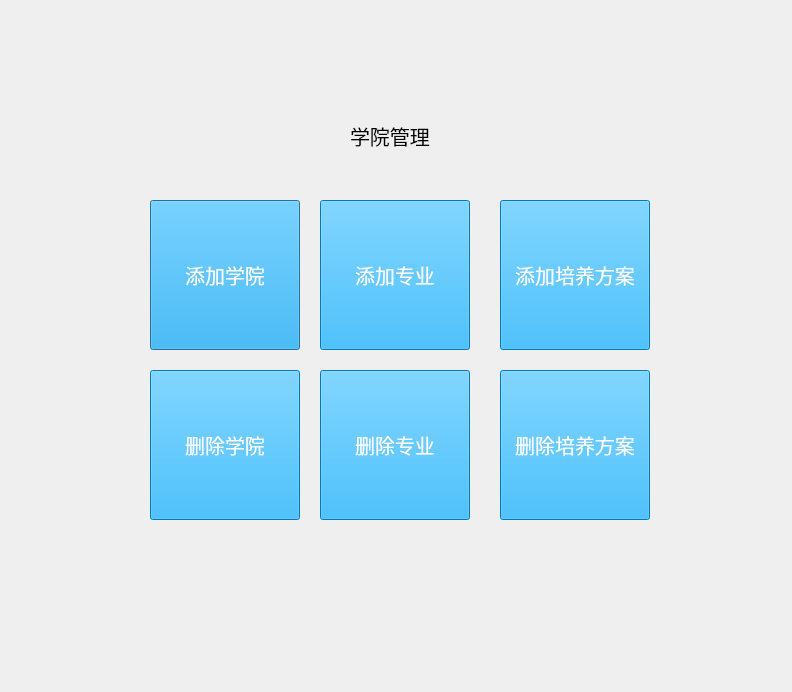
AngXue/stuCour-SelMS, file ui/originalUIFile/adminCollegeManage.ui: the form before one commit.
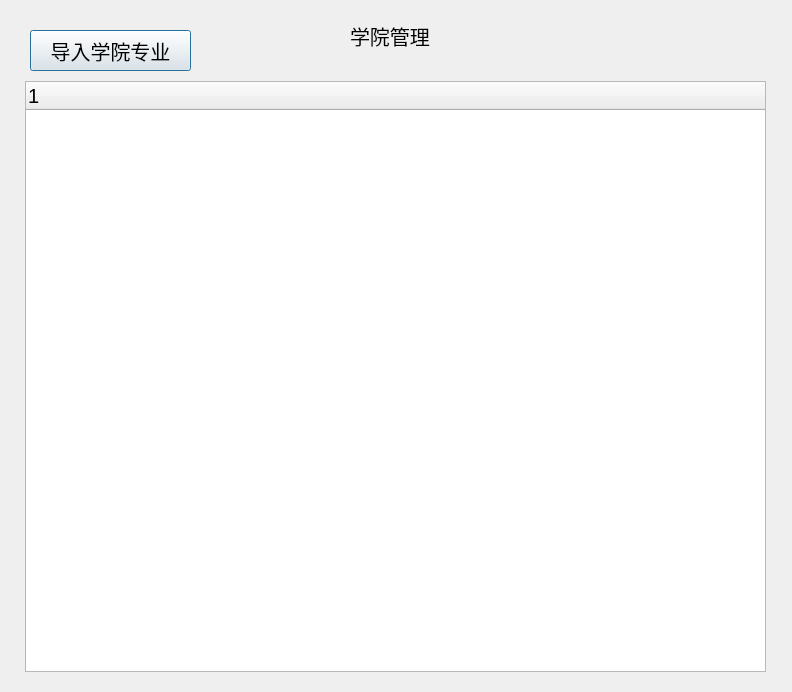
The form after the commit.

Commit message: 完成管理员管理学院信息管理界面

```diff
--- a/ui/originalUIFile/adminCollegeManage.ui
+++ b/ui/originalUIFile/adminCollegeManage.ui
@@ -10,6 +10,18 @@
     <height>692</height>
    </rect>
   </property>
+  <property name="minimumSize">
+   <size>
+    <width>792</width>
+    <height>692</height>
+   </size>
+  </property>
+  <property name="maximumSize">
+   <size>
+    <width>792</width>
+    <height>720</height>
+   </size>
+  </property>
   <property name="font">
    <font>
     <pointsize>15</pointsize>
@@ -18,133 +30,11 @@
   <property name="windowTitle">
    <string>Dialog</string>
   </property>
-  <widget class="QPushButton" name="addCollegeButton">
-   <property name="geometry">
-    <rect>
-     <x>150</x>
-     <y>200</y>
-     <width>150</width>
-     <height>150</height>
-    </rect>
-   </property>
-   <property name="font">
-    <font>
-     <pointsize>15</pointsize>
-    </font>
-   </property>
-   <property name="styleSheet">
-    <string notr="true">background-color: rgb(0, 170, 255);
-color: rgb(255, 255, 255);</string>
-   </property>
-   <property name="text">
-    <string>添加学院</string>
-   </property>
-  </widget>
-  <widget class="QPushButton" name="addMajoyButton">
-   <property name="geometry">
-    <rect>
-     <x>320</x>
-     <y>200</y>
-     <width>150</width>
-     <height>150</height>
-    </rect>
-   </property>
-   <property name="font">
-    <font>
-     <pointsize>15</pointsize>
-    </font>
-   </property>
-   <property name="styleSheet">
-    <string notr="true">background-color: rgb(0, 170, 255);
-color: rgb(255, 255, 255);</string>
-   </property>
-   <property name="text">
-    <string>添加专业</string>
-   </property>
-  </widget>
-  <widget class="QPushButton" name="delMajoyButton">
-   <property name="geometry">
-    <rect>
-     <x>320</x>
-     <y>370</y>
-     <width>150</width>
-     <height>150</height>
-    </rect>
-   </property>
-   <property name="styleSheet">
-    <string notr="true">background-color: rgb(0, 170, 255);
-color: rgb(255, 255, 255);</string>
-   </property>
-   <property name="text">
-    <string>删除专业</string>
-   </property>
-  </widget>
-  <widget class="QPushButton" name="delCollegeButton">
-   <property name="geometry">
-    <rect>
-     <x>150</x>
-     <y>370</y>
-     <width>150</width>
-     <height>150</height>
-    </rect>
-   </property>
-   <property name="styleSheet">
-    <string notr="true">background-color: rgb(0, 170, 255);
-color: rgb(255, 255, 255);</string>
-   </property>
-   <property name="text">
-    <string>删除学院</string>
-   </property>
-  </widget>
-  <widget class="QPushButton" name="addTrainProgramButton">
-   <property name="geometry">
-    <rect>
-     <x>500</x>
-     <y>200</y>
-     <width>150</width>
-     <height>150</height>
-    </rect>
-   </property>
-   <property name="font">
-    <font>
-     <pointsize>15</pointsize>
-    </font>
-   </property>
-   <property name="styleSheet">
-    <string notr="true">background-color: rgb(0, 170, 255);
-color: rgb(255, 255, 255);</string>
-   </property>
-   <property name="text">
-    <string>添加培养方案</string>
-   </property>
-  </widget>
-  <widget class="QPushButton" name="delTrainProgramButton">
-   <property name="geometry">
-    <rect>
-     <x>500</x>
-     <y>370</y>
-     <width>150</width>
-     <height>150</height>
-    </rect>
-   </property>
-   <property name="font">
-    <font>
-     <pointsize>15</pointsize>
-    </font>
-   </property>
-   <property name="styleSheet">
-    <string notr="true">background-color: rgb(0, 170, 255);
-color: rgb(255, 255, 255);</string>
-   </property>
-   <property name="text">
-    <string>删除培养方案</string>
-   </property>
-  </widget>
   <widget class="QLabel" name="collegeTextlabel">
    <property name="geometry">
     <rect>
      <x>350</x>
-     <y>100</y>
+     <y>0</y>
      <width>121</width>
      <height>71</height>
     </rect>
@@ -158,6 +48,34 @@
     <string>学院管理</string>
    </property>
   </widget>
+  <widget class="QTreeWidget" name="showCollegeResult">
+   <property name="geometry">
+    <rect>
+     <x>25</x>
+     <y>81</y>
+     <width>741</width>
+     <height>591</height>
+    </rect>
+   </property>
+   <column>
+    <property name="text">
+     <string notr="true">1</string>
+    </property>
+   </column>
+  </widget>
+  <widget class="QPushButton" name="uploadAllButton">
+   <property name="geometry">
+    <rect>
+     <x>30</x>
+     <y>30</y>
+     <width>161</width>
+     <height>41</height>
+    </rect>
+   </property>
+   <property name="text">
+    <string>导入学院专业</string>
+   </property>
+  </widget>
  </widget>
  <resources/>
  <connections/>
```
The commit also changes 4 other files.
